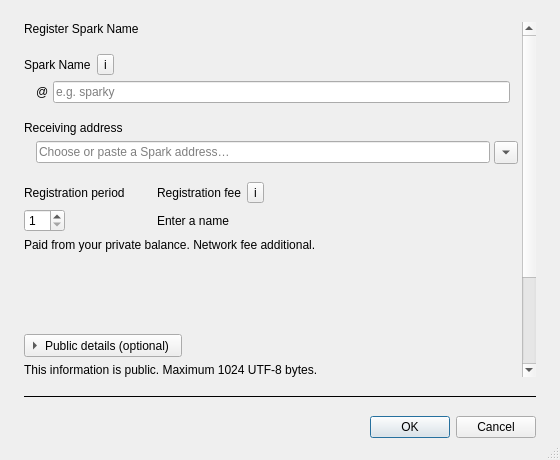
Old version of the form src/qt/forms/createsparkname.ui in the repository firoorg/firo.
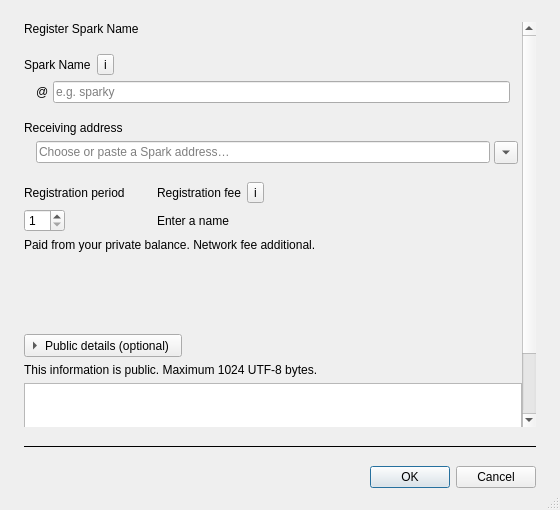
New version of the form.

Commit message: Qt: open cramped dialogs without scrolling

The edit to the form file:
```diff
--- a/src/qt/forms/createsparkname.ui
+++ b/src/qt/forms/createsparkname.ui
@@ -10,7 +10,7 @@
     <x>0</x>
     <y>0</y>
     <width>560</width>
-    <height>460</height>
+    <height>510</height>
    </rect>
   </property>
   <property name="minimumSize">
```
The commit also changes 4 other files.
